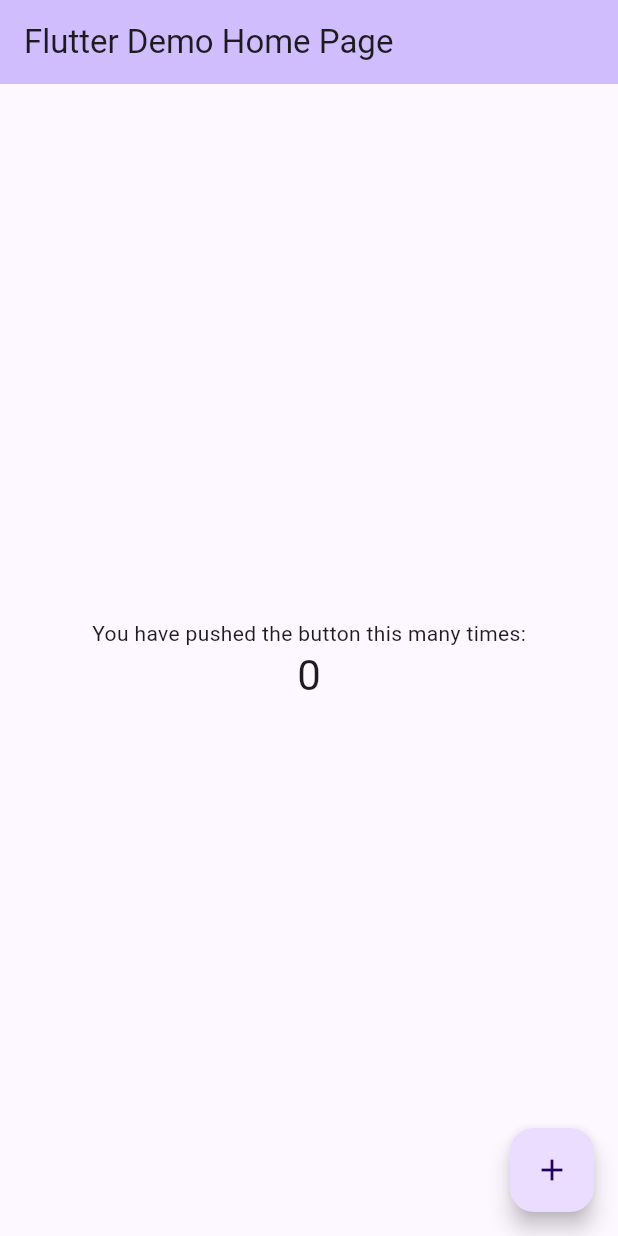
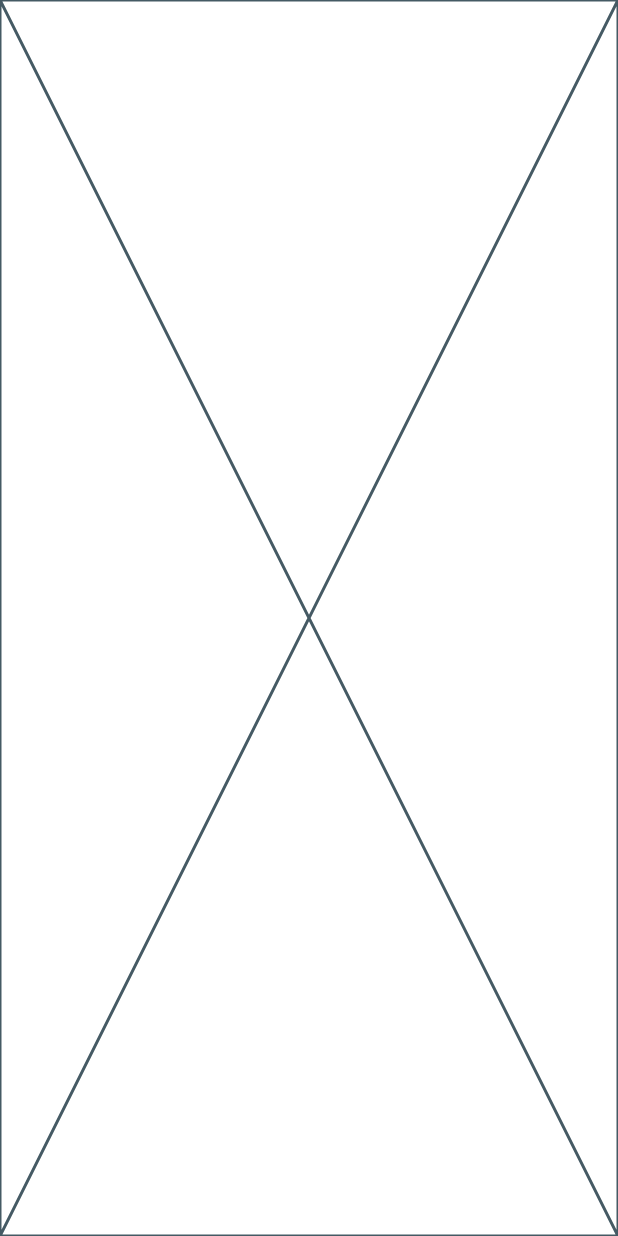
Before and after one commit to ItayElf/Sonata, a Flutter app: the screen it shows after launch, on a phone screen of 412 x 824 dp. Run offline on Flutter 3.47's test engine with Material 3 defaults, Android fonts, the phone set to English and light mode, and no system bars.

```diff
--- a/lib/main.dart
+++ b/lib/main.dart
@@ -1,5 +1,6 @@
 import 'package:flutter/material.dart';
 import 'package:sonata/design/theme.dart';
+import 'package:sonata/pages/router.dart';
 
 void main() {
   runApp(const MyApp());
@@ -14,96 +15,8 @@ class MyApp extends StatelessWidget {
     return MaterialApp(
       title: 'Sonata',
       theme: getThemeData(),
-      home: const MyHomePage(title: 'Flutter Demo Home Page'),
+      initialRoute: initialRoute,
+      routes: appRoutes,
     );
   }
 }
-
-class MyHomePage extends StatefulWidget {
-  const MyHomePage({super.key, required this.title});
-
-  // This widget is the home page of your application. It is stateful, meaning
-  // that it has a State object (defined below) that contains fields that affect
-  // how it looks.
-
-  // This class is the configuration for the state. It holds the values (in this
-  // case the title) provided by the parent (in this case the App widget) and
-  // used by the build method of the State. Fields in a Widget subclass are
-  // always marked "final".
-
-  final String title;
-
-  @override
-  State<MyHomePage> createState() => _MyHomePageState();
-}
-
-class _MyHomePageState extends State<MyHomePage> {
-  int _counter = 0;
-
-  void _incrementCounter() {
-    setState(() {
-      // This call to setState tells the Flutter framework that something has
-      // changed in this State, which causes it to rerun the build method below
-      // so that the display can reflect the updated values. If we changed
-      // _counter without calling setState(), then the build method would not be
-      // called again, and so nothing would appear to happen.
-      _counter++;
-    });
-  }
-
-  @override
-  Widget build(BuildContext context) {
-    print(Theme.of(context).colorScheme.primaryContainer);
-    // This method is rerun every time setState is called, for instance as done
-    // by the _incrementCounter method above.
-    //
-    // The Flutter framework has been optimized to make rerunning build methods
-    // fast, so that you can just rebuild anything that needs updating rather
-    // than having to individually change instances of widgets.
-    return Scaffold(
-      appBar: AppBar(
-        // TRY THIS: Try changing the color here to a specific color (to
-        // Colors.amber, perhaps?) and trigger a hot reload to see the AppBar
-        // change color while the other colors stay the same.
-        backgroundColor: Theme.of(context).colorScheme.inversePrimary,
-        // Here we take the value from the MyHomePage object that was created by
-        // the App.build method, and use it to set our appbar title.
-        title: Text(widget.title),
-      ),
-      body: Center(
-        // Center is a layout widget. It takes a single child and positions it
-        // in the middle of the parent.
-        child: Column(
-          // Column is also a layout widget. It takes a list of children and
-          // arranges them vertically. By default, it sizes itself to fit its
-          // children horizontally, and tries to be as tall as its parent.
-          //
-          // Column has various properties to control how it sizes itself and
-          // how it positions its children. Here we use mainAxisAlignment to
-          // center the children vertically; the main axis here is the vertical
-          // axis because Columns are vertical (the cross axis would be
-          // horizontal).
-          //
-          // TRY THIS: Invoke "debug painting" (choose the "Toggle Debug Paint"
-          // action in the IDE, or press "p" in the console), to see the
-          // wireframe for each widget.
-          mainAxisAlignment: MainAxisAlignment.center,
-          children: <Widget>[
-            const Text(
-              'You have pushed the button this many times:',
-            ),
-            Text(
-              '$_counter',
-              style: Theme.of(context).textTheme.headlineMedium,
-            ),
-          ],
-        ),
-      ),
-      floatingActionButton: FloatingActionButton(
-        onPressed: _incrementCounter,
-        tooltip: 'Increment',
-        child: const Icon(Icons.add),
-      ), // This trailing comma makes auto-formatting nicer for build methods.
-    );
-  }
-}
--- /dev/null
+++ b/lib/pages/auth/auth.dart
@@ -0,0 +1,10 @@
+import 'package:flutter/material.dart';
+
+class AuthPage extends StatelessWidget {
+  const AuthPage({super.key});
+
+  @override
+  Widget build(BuildContext context) {
+    return const Placeholder();
+  }
+}
--- /dev/null
+++ b/lib/pages/router.dart
@@ -0,0 +1,7 @@
+import 'package:sonata/pages/auth/auth.dart';
+
+const initialRoute = "/login";
+
+final appRoutes = {
+  "/login": (ctx) => const AuthPage(),
+};
```
